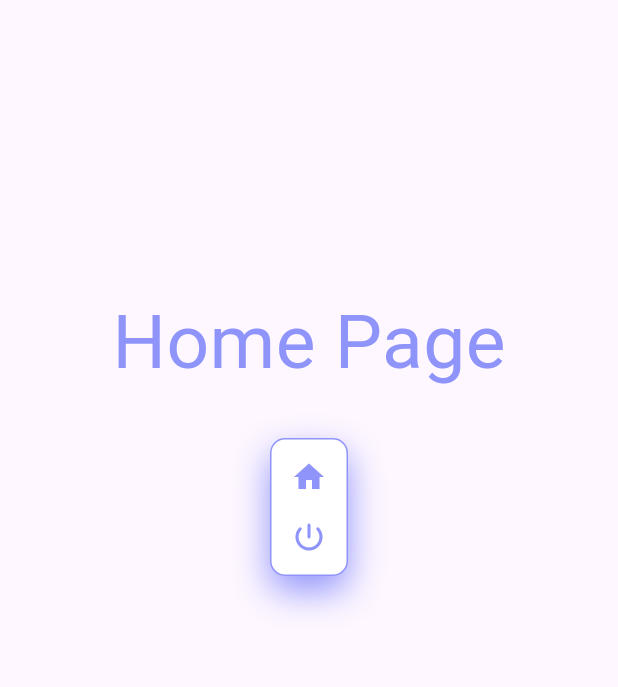
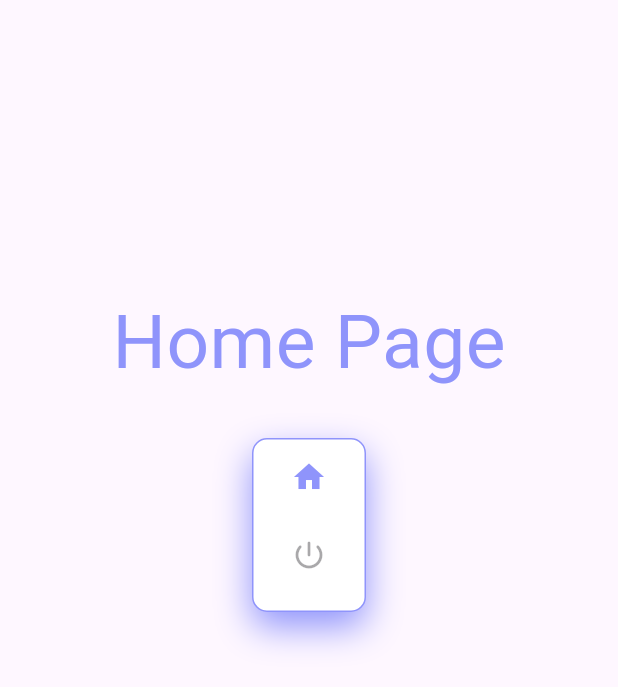
Before and after one commit to SmartYeti/LoginAuth, a Flutter app: the HomePage screen opened directly, on a phone screen of 412 x 824 dp. Shown: the top 687 px of the screen. Run offline on Flutter 3.47's test engine with Material 3 defaults, Android fonts, the phone set to English and light mode, and no system bars; statements that could not run were skipped.

```diff
--- a/lib/features/presentation/pages/home.dart
+++ b/lib/features/presentation/pages/home.dart
@@ -11,20 +11,13 @@ class HomePage extends StatefulWidget {
 class _HomePageState extends State<HomePage> {
   @override
   Widget build(BuildContext context) {
-    return Scaffold(
-      // appBar: AppBar(
-      //   automaticallyImplyLeading: false,
-      //   titleTextStyle: const TextStyle(
-      //     fontSize: 30,
-      //     fontWeight: FontWeight.bold,
-      //     color: Colors.white
-      //     ),
-      //     title: const Center(child: Text('Login')),
-      //     backgroundColor: Colors.black,
-      // ),
-
+    return PopScope(
+      canPop: false,
+      child: Scaffold(
+        resizeToAvoidBottomInset: false,
         body: Container(
           alignment: Alignment.center,
+          child: SingleChildScrollView(
             child: SizedBox(
               width: 700,
               height: 500,
@@ -37,7 +30,8 @@ class _HomePageState extends State<HomePage> {
                       child: Text(
                         "Home Page",
                         style: TextStyle(
-                        color: Color.fromRGBO(143, 148, 251, 1), fontSize: 50),
+                            color: Color.fromRGBO(143, 148, 251, 1),
+                            fontSize: 50),
                       ),
                     ),
                     Container(
@@ -57,7 +51,6 @@ class _HomePageState extends State<HomePage> {
                       //  color: Color.fromRGBO(143, 148, 251, 1),)
 
                       child: const Column(
-
                         children: <Widget>[
                           Padding(
                             padding: EdgeInsets.all(8.0),
@@ -68,9 +61,12 @@ class _HomePageState extends State<HomePage> {
                           ),
                           Padding(
                             padding: EdgeInsets.all(8.0),
-                        child: Icon(
-                          Icons.power_settings_new_rounded,
+                            child: IconButton(
+                             icon: Icon(Icons.power_settings_new_rounded),
                               color: Color.fromRGBO(143, 148, 251, 1),
+                              onPressed: () {
+                                _logout;
+                              },
                             ),
                           ),
                           // IconButton(
@@ -106,9 +102,7 @@ class _HomePageState extends State<HomePage> {
                           //   ),
                           // )
                         ],
-
                       ),
-
                     ),
 
                     const SizedBox(
@@ -164,6 +158,8 @@ class _HomePageState extends State<HomePage> {
               ),
             ),
           ),
+        ),
+      ),
     );
   }
 
--- a/lib/features/presentation/pages/login.dart
+++ b/lib/features/presentation/pages/login.dart
@@ -21,9 +21,11 @@ class _LoginPageState extends State<LoginPage> {
   @override
   Widget build(BuildContext context) {
     return Scaffold(
+      resizeToAvoidBottomInset: false,
 
       body: Container(
         alignment: Alignment.center,
+        child: SingleChildScrollView(
           child: SizedBox(
             width: 700,
             height: 600,
@@ -166,6 +168,7 @@ class _LoginPageState extends State<LoginPage> {
             ),
           ),
         ),
+      ),
     );
   }
 
--- a/lib/features/presentation/pages/register.dart
+++ b/lib/features/presentation/pages/register.dart
@@ -30,8 +30,10 @@ class _RegisterPageState extends State<RegisterPage> {
   @override
   Widget build(BuildContext context) {
     return Scaffold(
+      resizeToAvoidBottomInset: false,
       body: Container(
         alignment: Alignment.center,
+        child: SingleChildScrollView(
           child: SizedBox(
             width: 700,
             height: 700,
@@ -219,6 +221,7 @@ class _RegisterPageState extends State<RegisterPage> {
             ),
           ),
         ),
+      ),
     );
   }
 
```
Also changed, not shown: lib/features/presentation/pages/forgot.dart (+14 -43 lines). Lines whose indentation alone changed are shown as unchanged.
